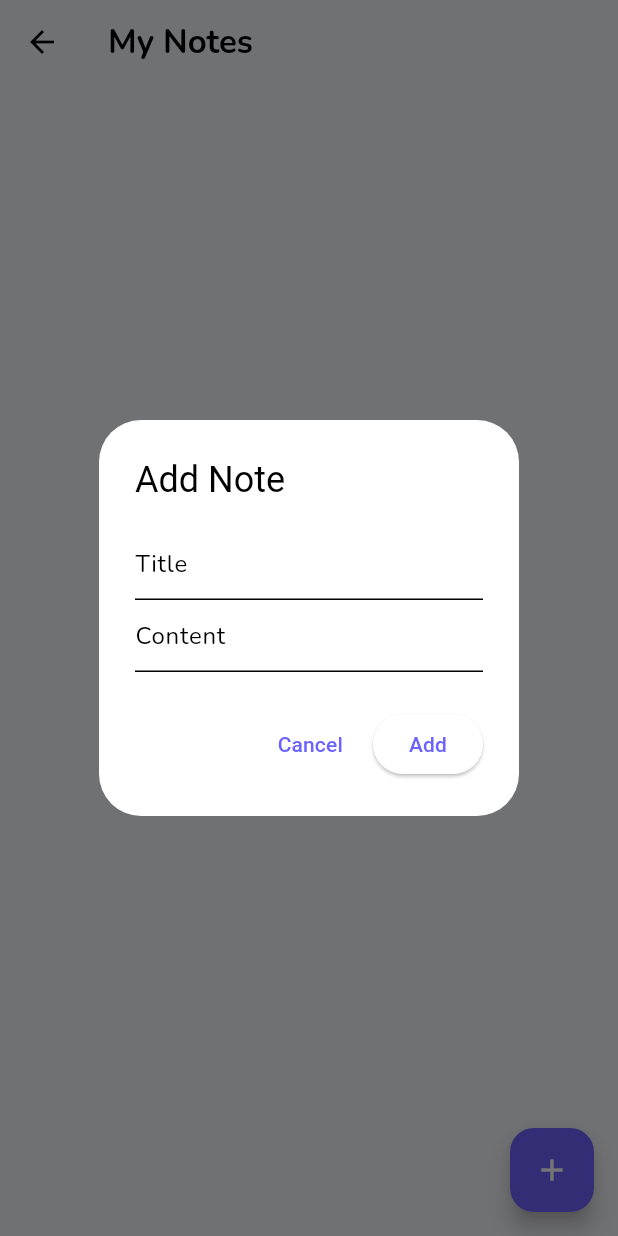
After one commit to ShanNoushad/TaskFlow, a Flutter app: the NotesPage screen opened directly, after a tap on the "add" icon, on a phone screen of 412 x 824 dp. The commit adds this screen. Run offline on Flutter 3.47's test engine with Material 3 defaults, Android fonts, the phone set to English and light mode, and no system bars; our stand-ins replace cloud_firestore, firebase_auth, firebase_core, google_fonts, shared_preferences; accounts and stored records are empty.

Commit message:
Added Notes page

```diff
--- /dev/null
+++ b/devtools_options.yaml
@@ -0,0 +1,3 @@
+description: This file stores settings for Dart & Flutter DevTools.
+documentation: https://docs.flutter.dev/tools/devtools/extensions#configure-extension-enablement-states
+extensions:
--- a/lib/Home/home_main.dart
+++ b/lib/Home/home_main.dart
@@ -1,8 +1,8 @@
 import 'package:flutter/material.dart';
+import 'package:todo_app/Home/notes/notes_list.dart';
 import 'package:todo_app/Home/profile.dart';
 import 'package:todo_app/Home/todays_task.dart';
-import 'add_project.dart';
-import 'home_screen.dart';
+import 'package:todo_app/Home/home_screen.dart';
 
 class HomeMain extends StatefulWidget {
   const HomeMain({super.key});
@@ -17,6 +17,7 @@ class _HomeMainState extends State<HomeMain> {
   final List<Widget> _screens = [
     HomeScreen(),
     TodayTask(),
+    NotesPage(),
     Profile(),
   ];
 
@@ -37,6 +38,7 @@ class _HomeMainState extends State<HomeMain> {
         items: const [
           BottomNavigationBarItem(icon: Icon(Icons.home), label: 'Home'),
           BottomNavigationBarItem(icon: Icon(Icons.date_range), label: 'Today'),
+          BottomNavigationBarItem(icon: Icon(Icons.note), label: 'Notes'),
           BottomNavigationBarItem(icon: Icon(Icons.person), label: 'Profile'),
         ],
       ),
--- /dev/null
+++ b/lib/Home/notes/notes_list.dart
@@ -0,0 +1,144 @@
+import 'package:cloud_firestore/cloud_firestore.dart';
+import 'package:flutter/material.dart';
+import 'package:provider/provider.dart';
+import 'package:todo_app/Models/notes_model.dart';
+import 'package:todo_app/Service/local_status.dart';
+import 'package:todo_app/provider/notes_provider.dart';
+import 'package:uuid/uuid.dart';
+
+class NotesPage extends StatefulWidget {
+  const NotesPage({super.key});
+
+  @override
+  State<NotesPage> createState() => _NotesPageState();
+}
+
+class _NotesPageState extends State<NotesPage> {
+  final TextEditingController titleController = TextEditingController();
+  final TextEditingController contentController = TextEditingController();
+  final localStorageService = LocalStorageService();
+  String? userId;
+
+  @override
+  void initState() {
+    super.initState();
+    getUserId();
+  }
+
+  void getUserId() async {
+    final id = await localStorageService.getUserId();
+    setState(() {
+      userId = id;
+    });
+  }
+
+  void _addNoteDialog() {
+    showDialog(
+      context: context,
+      builder: (context) {
+        return AlertDialog(
+          title: const Text("Add Note"),
+          content: Column(
+            mainAxisSize: MainAxisSize.min,
+            children: [
+              TextField(
+                controller: titleController,
+                decoration: const InputDecoration(hintText: "Title"),
+              ),
+              TextField(
+                controller: contentController,
+                decoration: const InputDecoration(hintText: "Content"),
+              ),
+            ],
+          ),
+          actions: [
+            TextButton(
+              onPressed: () {
+                Navigator.pop(context);
+              },
+              child: const Text("Cancel"),
+            ),
+            ElevatedButton(
+              onPressed: () async {
+                final noteProvider = Provider.of<NoteProvider>(
+                  context,
+                  listen: false,
+                );
+
+                final note = Note(
+                  title: titleController.text,
+                  content: contentController.text,
+                  createdAt: DateTime.now(),
+                  id: const Uuid().v4().toString(),
+                );
+                if (userId == null) return;
+                await noteProvider.addNote(note, userId!);
+                titleController.clear();
+                contentController.clear();
+                Navigator.pop(context);
+              },
+              child: const Text("Add"),
+            ),
+          ],
+        );
+      },
+    );
+  }
+
+  @override
+  Widget build(BuildContext context) {
+    final noteProvider = Provider.of<NoteProvider>(context);
+
+    return Scaffold(
+      appBar: AppBar(title: const Text("My Notes")),
+
+      body: userId == null
+    ? const Center(child: CircularProgressIndicator())
+    : StreamBuilder<QuerySnapshot>( // ✅ correct type
+        stream: FirebaseFirestore.instance
+            .collection("users")
+            .doc(userId)
+            .collection("user_notes")
+            .snapshots(),
+        builder: (context, snapshot) {
+          if (snapshot.connectionState == ConnectionState.waiting) {
+            return const Center(child: CircularProgressIndicator());
+          }
+
+          if (!snapshot.hasData || snapshot.data!.docs.isEmpty) { // ✅ .docs.isEmpty
+            return const Center(child: Text("No Notes Yet"));
+          }
+
+          // ✅ map Firestore docs to Note objects
+          final notes = snapshot.data!.docs.map((doc) {
+            return Note.fromMap(doc.data() as Map<String, dynamic>);
+          }).toList();
+
+          return ListView.builder(
+            itemCount: notes.length,
+            itemBuilder: (context, index) {
+              final note = notes[index];
+              return Card(color: Theme.of(context).cardColor,
+                margin: const EdgeInsets.all(10),
+                child: ListTile(
+                  title: Text(note.title,style: Theme.of(context).textTheme.bodyMedium,),
+                  subtitle: Text(note.content),
+                  trailing: IconButton(
+                    icon: const Icon(Icons.delete, color: Colors.red),
+                    onPressed: () {
+                      noteProvider.deleteNote( userId!,note.id,);
+                    },
+                  ),
+                ),
+              );
+            },
+          );
+        },
+      ),
+      floatingActionButton: FloatingActionButton(
+        onPressed: _addNoteDialog,
+        child: const Icon(Icons.add),
+      ),
+    );
+  }
+}
--- /dev/null
+++ b/lib/Models/notes_model.dart
@@ -0,0 +1,32 @@
+class Note {
+  final String id;
+  final String title;
+  final String content;
+  final DateTime createdAt;
+
+  Note({
+    required this.id,
+    required this.title,
+    required this.content,
+    required this.createdAt,
+  });
+
+  Map<String, dynamic> toMap() {
+    return {
+      'id': id,
+      'title': title,
+      'content': content,
+      'createdAt': createdAt.toIso8601String(),
+    };
+  }
+
+  // Convert from Map
+  factory Note.fromMap(Map<String, dynamic> map) {
+    return Note(
+      id: map['id'],
+      title: map['title'],
+      content: map['content'],
+      createdAt: DateTime.parse(map['createdAt']),
+    );
+  }
+}
--- /dev/null
+++ b/lib/Service/notes_service.dart
@@ -0,0 +1,33 @@
+import 'package:cloud_firestore/cloud_firestore.dart';
+import 'package:todo_app/Models/notes_model.dart';
+
+class NoteService {
+  final _db = FirebaseFirestore.instance.collection("users");
+   Future<void> addNote(Note note, String userId) async {
+    await _db
+        .doc(userId)
+        .collection("user_notes")
+        .doc(note.id)
+        .set(note.toMap());
+  }
+
+  Stream<List<Note>> getNotes(String userId) {
+  return _db
+      .doc(userId)
+      .collection("user_notes")
+      .snapshots()
+      .map((snapshot) {
+    return snapshot.docs
+        .map((doc) => Note.fromMap(doc.data()))
+        .toList();
+  });
+}
+
+  Future<void> deleteNote(String userId, String noteId) async {
+  await _db
+      .doc(userId)
+      .collection("user_notes")
+      .doc(noteId)
+      .delete();
+}
+}
--- a/lib/main.dart
+++ b/lib/main.dart
@@ -2,8 +2,8 @@ import 'package:flutter/material.dart';
 import 'package:firebase_core/firebase_core.dart';
 import 'package:provider/provider.dart';
 import 'package:todo_app/App_theme/app_theme.dart';
-import 'package:todo_app/UiComponets/text_theme.dart';
 import 'package:todo_app/provider/auth_provider.dart';
+import 'package:todo_app/provider/notes_provider.dart';
 import 'package:todo_app/provider/theme_provider.dart';
 import 'package:todo_app/splash_Screen.dart';
 import 'firebase_options.dart';
@@ -16,7 +16,8 @@ void main() async {
     MultiProvider(
       providers: [
         ChangeNotifierProvider(create: (_) => AuthProviderPage()..checkUser),
-        ChangeNotifierProvider(create: (context) => ThemeProvider(),)
+        ChangeNotifierProvider(create: (context) => ThemeProvider(),),
+        ChangeNotifierProvider(create: (context) => NoteProvider(),)
       ],
       child: MyApp(),
     ),
--- /dev/null
+++ b/lib/provider/notes_provider.dart
@@ -0,0 +1,29 @@
+import 'package:flutter/material.dart';
+import 'package:todo_app/Models/notes_model.dart';
+import 'package:todo_app/Service/notes_service.dart';
+
+
+class NoteProvider extends ChangeNotifier {
+  final NoteService _service = NoteService();
+
+  List<Note> _notes = [];
+  List<Note> get notes => _notes;
+
+  // Listen to notes (real-time)
+   fetchNotes(String userId) {
+    _service.getNotes(userId).listen((data) {
+      _notes = data;
+      notifyListeners();
+    });
+  }
+
+  // Add note
+  Future<void> addNote(Note note, String userId) async {
+    await _service.addNote(note,userId);
+  }
+
+  // Delete note
+  Future<void> deleteNote(String userId, String noteId) async {
+    await _service.deleteNote(userId,noteId);
+  }
+}
--- a/pubspec.yaml
+++ b/pubspec.yaml
@@ -45,6 +45,7 @@ dependencies:
   shared_preferences: ^2.5.4
   dio: ^5.9.1
   package_info_plus: ^8.0.0
+  uuid: ^4.5.3
 
 dev_dependencies:
   flutter_test:
```
Also changed, not shown: lib/Home/profile.dart (+2 -5 lines), lib/Home/notes/add_notes.dart (added), pubspec.lock, 1 other file.
